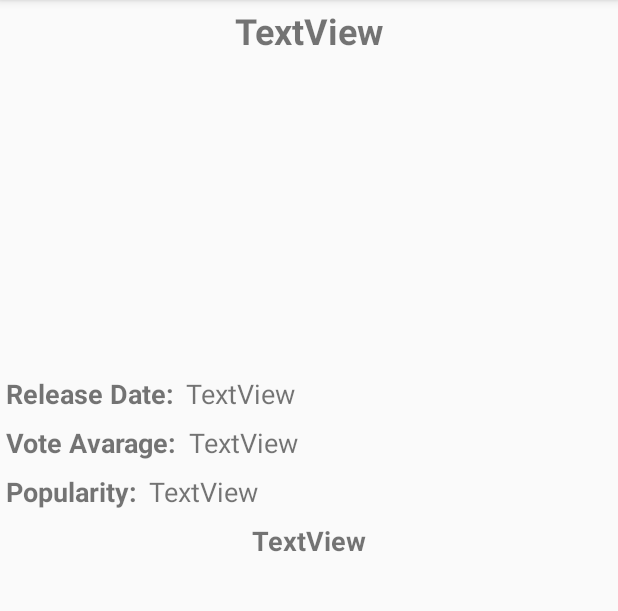
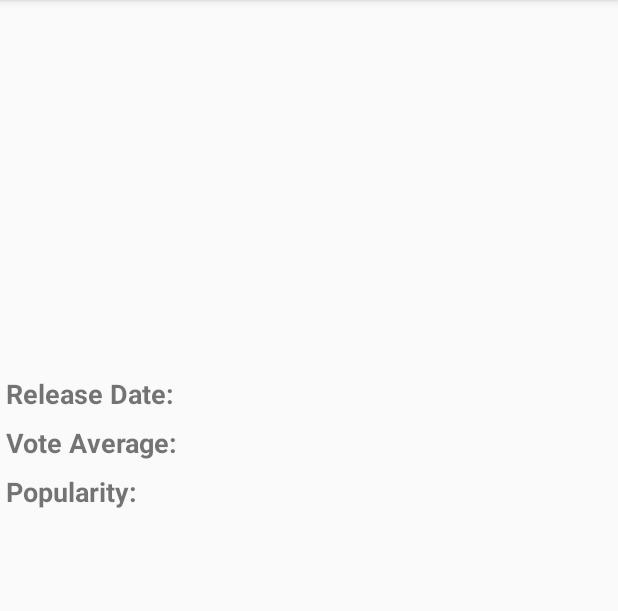
Before and after one commit to aoliveiradias/BestMovies, an Android app: the MovieDetailActivity screen opened directly, with no data from a screen before it, on a phone screen of 412 x 824 dp, the part 84-695 px from its top. Run offline under Robolectric (Android 15) with nearby library versions, the phone set to English and light mode, and no system bars; our stand-ins replace Picasso; pictures from the network do not load; 6 statements that could not run were skipped.

```diff
--- a/app/build.gradle
+++ b/app/build.gradle
@@ -4,7 +4,7 @@ android {
     compileSdkVersion 27
     defaultConfig {
         applicationId "com.aoliveiradias.bestmovies"
-        minSdkVersion 15
+        minSdkVersion 23
         targetSdkVersion 27
         versionCode 1
         versionName "1.0"
@@ -28,7 +28,7 @@ dependencies {
     implementation 'com.android.support:appcompat-v7:27.1.1'
     implementation 'com.android.support.constraint:constraint-layout:1.1.3'
     implementation "com.android.support:recyclerview-v7:27.1.1"
-    implementation 'com.squareup.picasso:picasso:2.71828'
+    implementation 'com.squareup.picasso:picasso:2.5.2'
     implementation "com.squareup.retrofit2:converter-gson:2.5.0"
     implementation 'com.squareup.retrofit2:retrofit:2.5.0'
     testImplementation 'junit:junit:4.12'
--- a/app/src/main/java/com/aoliveiradias/bestmovies/activity/MovieDetailActivity.java
+++ b/app/src/main/java/com/aoliveiradias/bestmovies/activity/MovieDetailActivity.java
@@ -11,23 +11,17 @@ import com.aoliveiradias.bestmovies.model.Movie;
 import com.squareup.picasso.Picasso;
 
 public class MovieDetailActivity extends AppCompatActivity {
-    private ImageView ivMoviePoster;
-    private TextView tvOverview;
-    private TextView tvTitle;
-    private TextView tvPopularity;
-    private TextView tvVoteAvarage;
-    private TextView tvReleaseDate;
 
     @Override
     protected void onCreate(Bundle savedInstanceState) {
         super.onCreate(savedInstanceState);
         setContentView(R.layout.activity_movie_detail);
-        ivMoviePoster = findViewById(R.id.ivMoviePoster);
-        tvOverview = findViewById(R.id.tvOverview);
-        tvTitle = findViewById(R.id.tvTitle);
-        tvPopularity = findViewById(R.id.tvPopularity);
-        tvVoteAvarage = findViewById(R.id.tvVoteAvarage);
-        tvReleaseDate = findViewById(R.id.tvReleaseDate);
+        ImageView ivMoviePoster = findViewById(R.id.ivMoviePoster);
+        TextView tvOverview = findViewById(R.id.tvOverview);
+        TextView tvTitle = findViewById(R.id.tvTitle);
+        TextView tvPopularity = findViewById(R.id.tvPopularity);
+        TextView tvVoteAverage = findViewById(R.id.tvVoteAverage);
+        TextView tvReleaseDate = findViewById(R.id.tvReleaseDate);
 
         Intent intent = getIntent();
         if (intent.resolveActivity(getPackageManager()) != null) {
@@ -35,9 +29,9 @@ public class MovieDetailActivity extends AppCompatActivity {
             tvOverview.setText(movie.getOverview());
             tvTitle.setText(movie.getTitle());
             tvPopularity.setText(movie.getPopularity());
-            tvVoteAvarage.setText(movie.getVoteAverage());
+            tvVoteAverage.setText(movie.getVoteAverage());
             tvReleaseDate.setText(movie.getReleaseDate());
-            Picasso.get().load("http://image.tmdb.org/t/p/w185/" + movie.getPosterPath()).into(ivMoviePoster);
+            Picasso.with(this).load("http://image.tmdb.org/t/p/w185/" + movie.getPosterPath()).into(ivMoviePoster);
         }
     }
 }
--- a/app/src/main/java/com/aoliveiradias/bestmovies/api/TheMoviedbService.java
+++ b/app/src/main/java/com/aoliveiradias/bestmovies/api/TheMoviedbService.java
@@ -9,7 +9,7 @@ import retrofit2.http.Query;
 public interface TheMoviedbService {
 
     @GET("movie/popular")
-    Call<MovieResponse> getMoviesOrderByPolular(@Query("api_key") String apiKey);
+    Call<MovieResponse> getMoviesOrderByPopular(@Query("api_key") String apiKey);
 
     @GET("movie/top_rated")
     Call<MovieResponse> getMoviesOrderByTopRated(@Query("api_key") String apiKey);
--- a/app/src/main/java/com/aoliveiradias/bestmovies/config/RetrofitConfig.java
+++ b/app/src/main/java/com/aoliveiradias/bestmovies/config/RetrofitConfig.java
@@ -16,7 +16,7 @@ public class RetrofitConfig {
                 .build();
     }
 
-    public TheMoviedbService getTheMoviedbService() {
+    public TheMoviedbService getTheMovieDbService() {
         return this.retrofit.create(TheMoviedbService.class);
     }
 }
--- a/app/src/main/res/layout/activity_movie_detail.xml
+++ b/app/src/main/res/layout/activity_movie_detail.xml
@@ -13,7 +13,6 @@
             android:layout_height="wrap_content"
             android:gravity="center"
             android:padding="4dp"
-            android:text="TextView"
             android:textSize="24sp"
             android:textStyle="bold" />
 
@@ -21,7 +20,8 @@
             android:id="@+id/ivMoviePoster"
             android:layout_width="match_parent"
             android:layout_height="205dp"
-            tools:src="@tools:sample/avatars[0]" />
+            tools:src="@tools:sample/avatars[0]"
+            android:contentDescription="@string/mv_poster_content_description" />
 
         <LinearLayout
             android:layout_width="match_parent"
@@ -34,7 +34,8 @@
                 android:layout_height="wrap_content"
                 android:padding="4dp"
                 android:paddingRight="2dp"
-                android:text="Release Date:"
+                android:paddingLeft="2dp"
+                android:text="@string/release_date"
                 android:textSize="18sp"
                 android:textStyle="bold" />
 
@@ -44,7 +45,6 @@
                 android:layout_height="wrap_content"
                 android:layout_weight="1"
                 android:padding="4dp"
-                android:text="TextView"
                 android:textSize="18sp" />
 
         </LinearLayout>
@@ -55,22 +55,22 @@
             android:orientation="horizontal">
 
             <TextView
-                android:id="@+id/tvVoteAvarageTitle"
+                android:id="@+id/tvVoteAverageTitle"
                 android:layout_width="wrap_content"
                 android:layout_height="wrap_content"
                 android:padding="4dp"
                 android:paddingRight="2dp"
-                android:text="Vote Avarage:"
+                android:paddingLeft="2dp"
+                android:text="@string/vote_average"
                 android:textSize="18sp"
                 android:textStyle="bold" />
 
             <TextView
-                android:id="@+id/tvVoteAvarage"
+                android:id="@+id/tvVoteAverage"
                 android:layout_width="wrap_content"
                 android:layout_height="wrap_content"
                 android:layout_weight="1"
                 android:padding="4dp"
-                android:text="TextView"
                 android:textSize="18sp" />
 
         </LinearLayout>
@@ -86,7 +86,8 @@
                 android:layout_height="wrap_content"
                 android:padding="4dp"
                 android:paddingRight="2dp"
-                android:text="Popularity:"
+                android:paddingLeft="2dp"
+                android:text="@string/popularity"
                 android:textSize="18sp"
                 android:textStyle="bold" />
 
@@ -96,7 +97,6 @@
                 android:layout_height="wrap_content"
                 android:layout_weight="1"
                 android:padding="4dp"
-                android:text="TextView"
                 android:textSize="18sp" />
 
         </LinearLayout>
@@ -108,7 +108,6 @@
             android:layout_gravity="center"
             android:lineSpacingExtra="8sp"
             android:padding="4dp"
-            android:text="TextView"
             android:textSize="18sp"
             android:textStyle="bold" />
 
--- a/app/src/main/res/layout/adapter_movie_list.xml
+++ b/app/src/main/res/layout/adapter_movie_list.xml
@@ -18,7 +18,7 @@
         android:layout_centerHorizontal="true"
         android:layout_margin="4dp"
         android:adjustViewBounds="false"
-        android:contentDescription="Uma image"
+        android:contentDescription="@string/mv_poster_content_description"
         android:scaleType="fitXY" />
 
 </android.support.v7.widget.CardView>
--- a/app/src/main/res/menu/menu_principal.xml
+++ b/app/src/main/res/menu/menu_principal.xml
@@ -1,5 +1,5 @@
 <?xml version="1.0" encoding="utf-8"?>
 <menu xmlns:android="http://schemas.android.com/apk/res/android" >
-    <item android:title="Mais populares" android:id="@+id/item_most_popular"/>
-    <item android:title="Mais votados" android:id="@+id/item_top_rated"/>
+    <item android:title="@string/popular" android:id="@+id/item_most_popular"/>
+    <item android:title="@string/top_rated" android:id="@+id/item_top_rated"/>
 </menu>
--- a/app/src/main/res/values/strings.xml
+++ b/app/src/main/res/values/strings.xml
@@ -1,3 +1,9 @@
 <resources>
     <string name="app_name">BestMovies</string>
+    <string name="vote_average">Vote Average:</string>
+    <string name="popularity">Popularity:</string>
+    <string name="release_date">Release Date:</string>
+    <string name="popular">Popular</string>
+    <string name="top_rated">Top Rated</string>
+    <string name="mv_poster_content_description">Is a image of movie poster</string>
 </resources>
```
Also changed, not shown: app/src/main/java/com/aoliveiradias/bestmovies/activity/MovieListActivity.java (+21 -23 lines), app/src/main/java/com/aoliveiradias/bestmovies/adapter/MovieAdapter.java (+11 -9 lines), app/src/main/java/com/aoliveiradias/bestmovies/model/Movie.java (+8 -12 lines), app/src/main/java/com/aoliveiradias/bestmovies/model/MovieResponse.java (+0 -13 lines).
